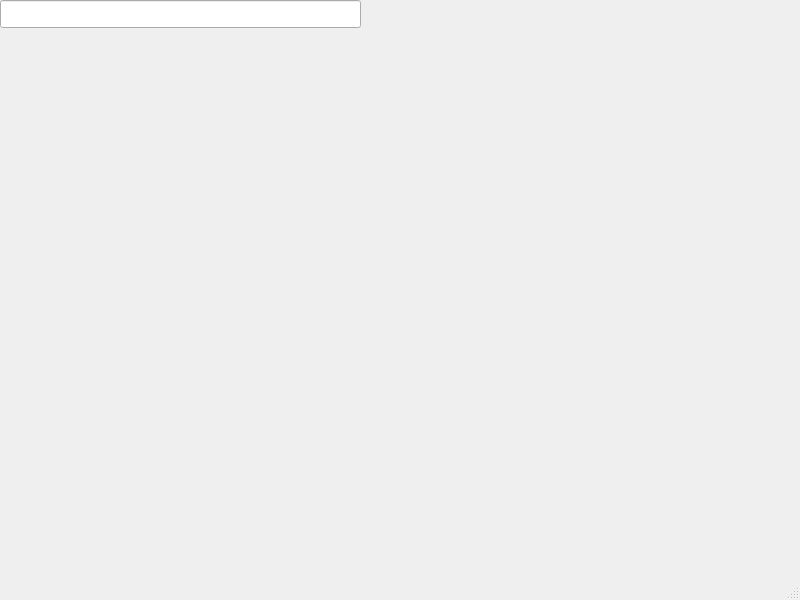
The window that mainwindow.ui (Homa727/MiSPrIS) describes before a commit, drawn with Qt 5.
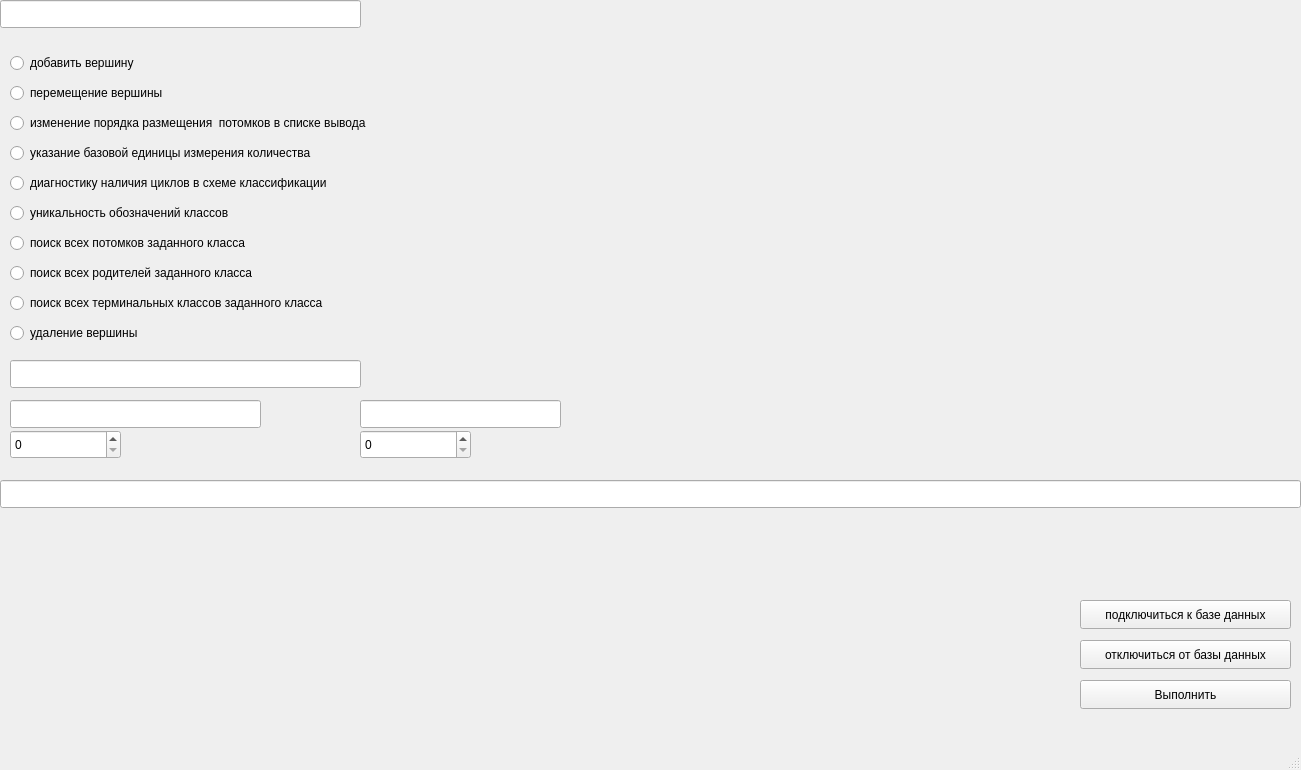
The same window after the commit.

What changed in the file:
```diff
--- a/mainwindow.ui
+++ b/mainwindow.ui
@@ -6,8 +6,8 @@
    <rect>
     <x>0</x>
     <y>0</y>
-    <width>800</width>
-    <height>600</height>
+    <width>1301</width>
+    <height>770</height>
    </rect>
   </property>
   <property name="windowTitle">
@@ -24,6 +24,235 @@
      </rect>
     </property>
    </widget>
+   <widget class="QPushButton" name="pushButton">
+    <property name="geometry">
+     <rect>
+      <x>1080</x>
+      <y>600</y>
+      <width>211</width>
+      <height>29</height>
+     </rect>
+    </property>
+    <property name="text">
+     <string>подключиться к базе данных</string>
+    </property>
+   </widget>
+   <widget class="QPushButton" name="pushButton_2">
+    <property name="geometry">
+     <rect>
+      <x>1080</x>
+      <y>640</y>
+      <width>211</width>
+      <height>29</height>
+     </rect>
+    </property>
+    <property name="text">
+     <string>отключиться от базы данных</string>
+    </property>
+   </widget>
+   <widget class="QRadioButton" name="radioButton">
+    <property name="geometry">
+     <rect>
+      <x>10</x>
+      <y>50</y>
+      <width>161</width>
+      <height>26</height>
+     </rect>
+    </property>
+    <property name="text">
+     <string>добавить вершину</string>
+    </property>
+   </widget>
+   <widget class="QRadioButton" name="radioButton_2">
+    <property name="geometry">
+     <rect>
+      <x>10</x>
+      <y>80</y>
+      <width>211</width>
+      <height>26</height>
+     </rect>
+    </property>
+    <property name="text">
+     <string>перемещение вершины </string>
+    </property>
+   </widget>
+   <widget class="QRadioButton" name="radioButton_3">
+    <property name="geometry">
+     <rect>
+      <x>10</x>
+      <y>110</y>
+      <width>471</width>
+      <height>26</height>
+     </rect>
+    </property>
+    <property name="text">
+     <string>изменение порядка размещения  потомков в списке вывода</string>
+    </property>
+   </widget>
+   <widget class="QRadioButton" name="radioButton_4">
+    <property name="geometry">
+     <rect>
+      <x>10</x>
+      <y>140</y>
+      <width>401</width>
+      <height>26</height>
+     </rect>
+    </property>
+    <property name="text">
+     <string>указание базовой единицы измерения количества</string>
+    </property>
+   </widget>
+   <widget class="QRadioButton" name="radioButton_5">
+    <property name="geometry">
+     <rect>
+      <x>10</x>
+      <y>170</y>
+      <width>421</width>
+      <height>26</height>
+     </rect>
+    </property>
+    <property name="text">
+     <string>диагностику наличия циклов в схеме классификации</string>
+    </property>
+   </widget>
+   <widget class="QRadioButton" name="radioButton_6">
+    <property name="geometry">
+     <rect>
+      <x>10</x>
+      <y>200</y>
+      <width>301</width>
+      <height>26</height>
+     </rect>
+    </property>
+    <property name="text">
+     <string>уникальность обозначений классов</string>
+    </property>
+   </widget>
+   <widget class="QRadioButton" name="radioButton_7">
+    <property name="geometry">
+     <rect>
+      <x>10</x>
+      <y>230</y>
+      <width>321</width>
+      <height>26</height>
+     </rect>
+    </property>
+    <property name="text">
+     <string>поиск всех потомков заданного класса</string>
+    </property>
+   </widget>
+   <widget class="QRadioButton" name="radioButton_8">
+    <property name="geometry">
+     <rect>
+      <x>10</x>
+      <y>260</y>
+      <width>321</width>
+      <height>26</height>
+     </rect>
+    </property>
+    <property name="text">
+     <string>поиск всех родителей заданного класса</string>
+    </property>
+   </widget>
+   <widget class="QRadioButton" name="radioButton_9">
+    <property name="geometry">
+     <rect>
+      <x>10</x>
+      <y>290</y>
+      <width>411</width>
+      <height>26</height>
+     </rect>
+    </property>
+    <property name="text">
+     <string>поиск всех терминальных классов заданного класса</string>
+    </property>
+   </widget>
+   <widget class="QRadioButton" name="radioButton_10">
+    <property name="geometry">
+     <rect>
+      <x>10</x>
+      <y>320</y>
+      <width>171</width>
+      <height>26</height>
+     </rect>
+    </property>
+    <property name="text">
+     <string>удаление вершины</string>
+    </property>
+   </widget>
+   <widget class="QLineEdit" name="lineEdit_2">
+    <property name="geometry">
+     <rect>
+      <x>10</x>
+      <y>360</y>
+      <width>351</width>
+      <height>28</height>
+     </rect>
+    </property>
+   </widget>
+   <widget class="QLineEdit" name="lineEdit_3">
+    <property name="geometry">
+     <rect>
+      <x>10</x>
+      <y>400</y>
+      <width>251</width>
+      <height>28</height>
+     </rect>
+    </property>
+   </widget>
+   <widget class="QLineEdit" name="lineEdit_4">
+    <property name="geometry">
+     <rect>
+      <x>360</x>
+      <y>400</y>
+      <width>201</width>
+      <height>28</height>
+     </rect>
+    </property>
+   </widget>
+   <widget class="QSpinBox" name="spinBox">
+    <property name="geometry">
+     <rect>
+      <x>10</x>
+      <y>430</y>
+      <width>111</width>
+      <height>29</height>
+     </rect>
+    </property>
+   </widget>
+   <widget class="QSpinBox" name="spinBox_2">
+    <property name="geometry">
+     <rect>
+      <x>360</x>
+      <y>430</y>
+      <width>111</width>
+      <height>29</height>
+     </rect>
+    </property>
+   </widget>
+   <widget class="QLineEdit" name="lineEdit_5">
+    <property name="geometry">
+     <rect>
+      <x>0</x>
+      <y>480</y>
+      <width>1301</width>
+      <height>28</height>
+     </rect>
+    </property>
+   </widget>
+   <widget class="QPushButton" name="pushButton_4">
+    <property name="geometry">
+     <rect>
+      <x>1080</x>
+      <y>680</y>
+      <width>211</width>
+      <height>29</height>
+     </rect>
+    </property>
+    <property name="text">
+     <string>Выполнить</string>
+    </property>
+   </widget>
   </widget>
   <widget class="QMenuBar" name="menubar">
    <property name="geometry">
```
Left out of the diff: 2 changed lines with no effect on the pictures.
